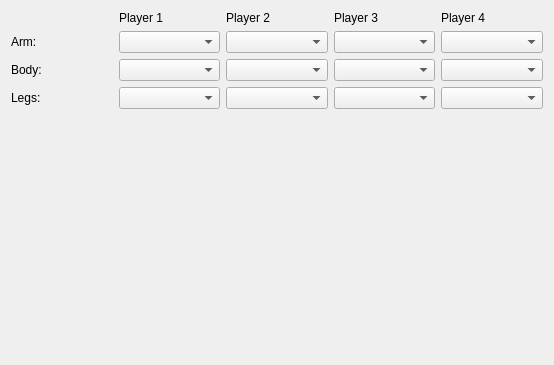
Old version of the form editor/mainwindow_tab/armor_edit.ui in the repository protoman/rockbot.
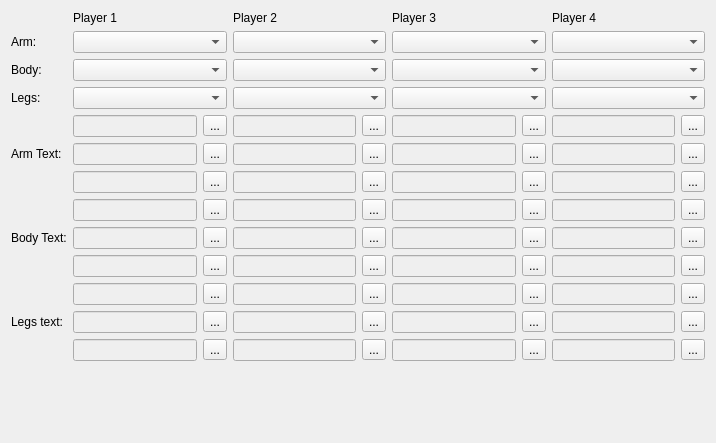
New version of the form.

Commit message: - start adding strings for when getting armor pieces

```diff
--- a/editor/mainwindow_tab/armor_edit.ui
+++ b/editor/mainwindow_tab/armor_edit.ui
@@ -6,26 +6,244 @@
    <rect>
     <x>0</x>
     <y>0</y>
-    <width>554</width>
-    <height>365</height>
+    <width>716</width>
+    <height>443</height>
    </rect>
   </property>
   <property name="windowTitle">
    <string>Form</string>
   </property>
   <layout class="QGridLayout" name="gridLayout_2">
+   <item row="5" column="2">
+    <layout class="QGridLayout" name="gridLayout">
+     <item row="0" column="1">
+      <widget class="QToolButton" name="arm_player1_toolButton1">
+       <property name="text">
+        <string>...</string>
+       </property>
+      </widget>
+     </item>
+     <item row="0" column="0">
+      <widget class="QLineEdit" name="arm_player1_text1">
+       <property name="enabled">
+        <bool>false</bool>
+       </property>
+      </widget>
+     </item>
+     <item row="1" column="0">
+      <widget class="QLineEdit" name="arm_player1_text2">
+       <property name="enabled">
+        <bool>false</bool>
+       </property>
+      </widget>
+     </item>
+     <item row="2" column="0">
+      <widget class="QLineEdit" name="arm_player1_text3">
+       <property name="enabled">
+        <bool>false</bool>
+       </property>
+      </widget>
+     </item>
+     <item row="1" column="1">
+      <widget class="QToolButton" name="arm_player1_toolButton2">
+       <property name="text">
+        <string>...</string>
+       </property>
+      </widget>
+     </item>
+     <item row="2" column="1">
+      <widget class="QToolButton" name="arm_player1_toolButton3">
+       <property name="text">
+        <string>...</string>
+       </property>
+      </widget>
+     </item>
+    </layout>
+   </item>
+   <item row="1" column="1">
+    <widget class="QLabel" name="label_4">
+     <property name="text">
+      <string/>
+     </property>
+    </widget>
+   </item>
+   <item row="5" column="3">
+    <layout class="QGridLayout" name="gridLayout_3">
+     <item row="0" column="1">
+      <widget class="QToolButton" name="arm_player2_toolButton1">
+       <property name="text">
+        <string>...</string>
+       </property>
+      </widget>
+     </item>
+     <item row="1" column="0">
+      <widget class="QLineEdit" name="arm_player2_text2">
+       <property name="enabled">
+        <bool>false</bool>
+       </property>
+      </widget>
+     </item>
+     <item row="0" column="0">
+      <widget class="QLineEdit" name="arm_player2_text1">
+       <property name="enabled">
+        <bool>false</bool>
+       </property>
+      </widget>
+     </item>
+     <item row="2" column="0">
+      <widget class="QLineEdit" name="arm_player2_text3">
+       <property name="enabled">
+        <bool>false</bool>
+       </property>
+      </widget>
+     </item>
+     <item row="1" column="1">
+      <widget class="QToolButton" name="arm_player2_toolButton2">
+       <property name="text">
+        <string>...</string>
+       </property>
+      </widget>
+     </item>
+     <item row="2" column="1">
+      <widget class="QToolButton" name="arm_player2_toolButton3">
+       <property name="text">
+        <string>...</string>
+       </property>
+      </widget>
+     </item>
+    </layout>
+   </item>
+   <item row="4" column="1">
+    <widget class="QLabel" name="label_3">
+     <property name="text">
+      <string>Legs:</string>
+     </property>
+    </widget>
+   </item>
+   <item row="5" column="1">
+    <widget class="QLabel" name="label_9">
+     <property name="text">
+      <string>Arm Text:</string>
+     </property>
+    </widget>
+   </item>
+   <item row="7" column="5">
+    <layout class="QGridLayout" name="gridLayout_9">
+     <item row="0" column="1">
+      <widget class="QToolButton" name="body_player4_toolButton1">
+       <property name="text">
+        <string>...</string>
+       </property>
+      </widget>
+     </item>
+     <item row="0" column="0">
+      <widget class="QLineEdit" name="body_player4_text1">
+       <property name="enabled">
+        <bool>false</bool>
+       </property>
+      </widget>
+     </item>
+     <item row="1" column="0">
+      <widget class="QLineEdit" name="body_player4_text2">
+       <property name="enabled">
+        <bool>false</bool>
+       </property>
+      </widget>
+     </item>
+     <item row="2" column="0">
+      <widget class="QLineEdit" name="body_player4_text3">
+       <property name="enabled">
+        <bool>false</bool>
+       </property>
+      </widget>
+     </item>
+     <item row="1" column="1">
+      <widget class="QToolButton" name="body_player4_toolButton2">
+       <property name="text">
+        <string>...</string>
+       </property>
+      </widget>
+     </item>
+     <item row="2" column="1">
+      <widget class="QToolButton" name="body_player4_toolButton3">
+       <property name="text">
+        <string>...</string>
+       </property>
+      </widget>
+     </item>
+    </layout>
+   </item>
    <item row="2" column="3">
     <widget class="QComboBox" name="p2_arm_comboBox"/>
    </item>
+   <item row="4" column="2">
+    <widget class="QComboBox" name="p1_legs_comboBox"/>
+   </item>
+   <item row="8" column="2">
+    <layout class="QGridLayout" name="gridLayout_10">
+     <item row="0" column="1">
+      <widget class="QToolButton" name="legs_player1_toolButton1">
+       <property name="text">
+        <string>...</string>
+       </property>
+      </widget>
+     </item>
+     <item row="1" column="0">
+      <widget class="QLineEdit" name="legs_player1_text2">
+       <property name="enabled">
+        <bool>false</bool>
+       </property>
+      </widget>
+     </item>
+     <item row="0" column="0">
+      <widget class="QLineEdit" name="legs_player1_text1">
+       <property name="enabled">
+        <bool>false</bool>
+       </property>
+      </widget>
+     </item>
+     <item row="2" column="0">
+      <widget class="QLineEdit" name="legs_player1_text3">
+       <property name="enabled">
+        <bool>false</bool>
+       </property>
+      </widget>
+     </item>
+     <item row="1" column="1">
+      <widget class="QToolButton" name="legs_player1_toolButton2">
+       <property name="text">
+        <string>...</string>
+       </property>
+      </widget>
+     </item>
+     <item row="2" column="1">
+      <widget class="QToolButton" name="legs_player1_toolButton3">
+       <property name="text">
+        <string>...</string>
+       </property>
+      </widget>
+     </item>
+    </layout>
+   </item>
+   <item row="1" column="5">
+    <widget class="QLabel" name="label_7">
+     <property name="text">
+      <string>Player 4</string>
+     </property>
+    </widget>
+   </item>
+   <item row="3" column="2">
+    <widget class="QComboBox" name="p1_body_comboBox"/>
+   </item>
+   <item row="3" column="3">
+    <widget class="QComboBox" name="p2_body_comboBox"/>
+   </item>
+   <item row="4" column="3">
+    <widget class="QComboBox" name="p2_legs_comboBox"/>
+   </item>
    <item row="4" column="5">
     <widget class="QComboBox" name="p4_legs_comboBox"/>
    </item>
-   <item row="3" column="5">
-    <widget class="QComboBox" name="p4_body_comboBox"/>
-   </item>
-   <item row="4" column="4">
-    <widget class="QComboBox" name="p3_legs_comboBox"/>
-   </item>
    <item row="2" column="1">
     <widget class="QLabel" name="label">
      <property name="text">
@@ -33,80 +251,56 @@
      </property>
     </widget>
    </item>
-   <item row="4" column="3">
-    <widget class="QComboBox" name="p2_legs_comboBox"/>
-   </item>
-   <item row="3" column="3">
-    <widget class="QComboBox" name="p2_body_comboBox"/>
-   </item>
-   <item row="3" column="2">
-    <widget class="QComboBox" name="p1_body_comboBox"/>
-   </item>
-   <item row="2" column="2">
-    <widget class="QComboBox" name="p1_arm_comboBox"/>
-   </item>
-   <item row="1" column="4">
-    <widget class="QLabel" name="label_6">
-     <property name="text">
-      <string>Player 3</string>
-     </property>
-    </widget>
-   </item>
-   <item row="3" column="4">
-    <widget class="QComboBox" name="p3_body_comboBox"/>
-   </item>
-   <item row="4" column="1">
-    <widget class="QLabel" name="label_3">
-     <property name="text">
-      <string>Legs:</string>
-     </property>
-    </widget>
-   </item>
-   <item row="1" column="3">
-    <widget class="QLabel" name="label_5">
-     <property name="text">
-      <string>Player 2</string>
-     </property>
-    </widget>
-   </item>
-   <item row="1" column="5">
-    <widget class="QLabel" name="label_7">
-     <property name="text">
-      <string>Player 4</string>
-     </property>
-    </widget>
-   </item>
-   <item row="3" column="1">
-    <widget class="QLabel" name="label_2">
-     <property name="text">
-      <string>Body:</string>
-     </property>
-    </widget>
-   </item>
-   <item row="2" column="4">
-    <widget class="QComboBox" name="p3_arm_comboBox"/>
-   </item>
-   <item row="1" column="1">
-    <widget class="QLabel" name="label_4">
-     <property name="text">
-      <string/>
-     </property>
-    </widget>
-   </item>
-   <item row="4" column="2">
-    <widget class="QComboBox" name="p1_legs_comboBox"/>
+   <item row="5" column="5">
+    <layout class="QGridLayout" name="gridLayout_5">
+     <item row="0" column="0">
+      <widget class="QLineEdit" name="arm_player4_text1">
+       <property name="enabled">
+        <bool>false</bool>
+       </property>
+      </widget>
+     </item>
+     <item row="0" column="1">
+      <widget class="QToolButton" name="arm_player4_toolButton1">
+       <property name="text">
+        <string>...</string>
+       </property>
+      </widget>
+     </item>
+     <item row="1" column="0">
+      <widget class="QLineEdit" name="arm_player4_text2">
+       <property name="enabled">
+        <bool>false</bool>
+       </property>
+      </widget>
+     </item>
+     <item row="2" column="0">
+      <widget class="QLineEdit" name="arm_player4_text3">
+       <property name="enabled">
+        <bool>false</bool>
+       </property>
+      </widget>
+     </item>
+     <item row="1" column="1">
+      <widget class="QToolButton" name="arm_player4_toolButton2">
+       <property name="text">
+        <string>...</string>
+       </property>
+      </widget>
+     </item>
+     <item row="2" column="1">
+      <widget class="QToolButton" name="arm_player4_toolButton3">
+       <property name="text">
+        <string>...</string>
+       </property>
+      </widget>
+     </item>
+    </layout>
    </item>
    <item row="2" column="5">
     <widget class="QComboBox" name="p4_arm_comboBox"/>
    </item>
-   <item row="1" column="2">
-    <widget class="QLabel" name="label_8">
-     <property name="text">
-      <string>Player 1</string>
-     </property>
-    </widget>
-   </item>
-   <item row="5" column="3">
+   <item row="9" column="3">
     <spacer name="verticalSpacer">
      <property name="orientation">
       <enum>Qt::Vertical</enum>
@@ -119,6 +313,385 @@
      </property>
     </spacer>
    </item>
+   <item row="8" column="3">
+    <layout class="QGridLayout" name="gridLayout_11">
+     <item row="1" column="0">
+      <widget class="QLineEdit" name="legs_player2_text2">
+       <property name="enabled">
+        <bool>false</bool>
+       </property>
+      </widget>
+     </item>
+     <item row="0" column="0">
+      <widget class="QLineEdit" name="legs_player2_text1">
+       <property name="enabled">
+        <bool>false</bool>
+       </property>
+      </widget>
+     </item>
+     <item row="0" column="1">
+      <widget class="QToolButton" name="legs_player2_toolButton1">
+       <property name="text">
+        <string>...</string>
+       </property>
+      </widget>
+     </item>
+     <item row="2" column="0">
+      <widget class="QLineEdit" name="legs_player2_text3">
+       <property name="enabled">
+        <bool>false</bool>
+       </property>
+      </widget>
+     </item>
+     <item row="1" column="1">
+      <widget class="QToolButton" name="legs_player2_toolButton2">
+       <property name="text">
+        <string>...</string>
+       </property>
+      </widget>
+     </item>
+     <item row="2" column="1">
+      <widget class="QToolButton" name="legs_player2_toolButton3">
+       <property name="text">
+        <string>...</string>
+       </property>
+      </widget>
+     </item>
+    </layout>
+   </item>
+   <item row="8" column="1">
+    <widget class="QLabel" name="label_11">
+     <property name="text">
+      <string>Legs text:</string>
+     </property>
+    </widget>
+   </item>
+   <item row="3" column="5">
+    <widget class="QComboBox" name="p4_body_comboBox"/>
+   </item>
+   <item row="2" column="4">
+    <widget class="QComboBox" name="p3_arm_comboBox"/>
+   </item>
+   <item row="3" column="1">
+    <widget class="QLabel" name="label_2">
+     <property name="text">
+      <string>Body:</string>
+     </property>
+    </widget>
+   </item>
+   <item row="3" column="4">
+    <widget class="QComboBox" name="p3_body_comboBox"/>
+   </item>
+   <item row="5" column="4">
+    <layout class="QGridLayout" name="gridLayout_4">
+     <item row="1" column="1">
+      <widget class="QToolButton" name="arm_player3_toolButton2">
+       <property name="text">
+        <string>...</string>
+       </property>
+      </widget>
+     </item>
+     <item row="0" column="0">
+      <widget class="QLineEdit" name="arm_player3_text1">
+       <property name="enabled">
+        <bool>false</bool>
+       </property>
+      </widget>
+     </item>
+     <item row="1" column="0">
+      <widget class="QLineEdit" name="arm_player3_text2">
+       <property name="enabled">
+        <bool>false</bool>
+       </property>
+      </widget>
+     </item>
+     <item row="2" column="0">
+      <widget class="QLineEdit" name="arm_player3_text3">
+       <property name="enabled">
+        <bool>false</bool>
+       </property>
+      </widget>
+     </item>
+     <item row="0" column="1">
+      <widget class="QToolButton" name="arm_player3_toolButton1">
+       <property name="text">
+        <string>...</string>
+       </property>
+      </widget>
+     </item>
+     <item row="2" column="1">
+      <widget class="QToolButton" name="arm_player3_toolButton3">
+       <property name="text">
+        <string>...</string>
+       </property>
+      </widget>
+     </item>
+    </layout>
+   </item>
+   <item row="1" column="3">
+    <widget class="QLabel" name="label_5">
+     <property name="text">
+      <string>Player 2</string>
+     </property>
+    </widget>
+   </item>
+   <item row="1" column="2">
+    <widget class="QLabel" name="label_8">
+     <property name="text">
+      <string>Player 1</string>
+     </property>
+    </widget>
+   </item>
+   <item row="7" column="3">
+    <layout class="QGridLayout" name="gridLayout_7">
+     <item row="0" column="1">
+      <widget class="QToolButton" name="body_player2_toolButton1">
+       <property name="text">
+        <string>...</string>
+       </property>
+      </widget>
+     </item>
+     <item row="0" column="0">
+      <widget class="QLineEdit" name="body_player2_text1">
+       <property name="enabled">
+        <bool>false</bool>
+       </property>
+      </widget>
+     </item>
+     <item row="1" column="0">
+      <widget class="QLineEdit" name="body_player2_text2">
+       <property name="enabled">
+        <bool>false</bool>
+       </property>
+      </widget>
+     </item>
+     <item row="2" column="0">
+      <widget class="QLineEdit" name="body_player2_text3">
+       <property name="enabled">
+        <bool>false</bool>
+       </property>
+      </widget>
+     </item>
+     <item row="1" column="1">
+      <widget class="QToolButton" name="body_player2_toolButton2">
+       <property name="text">
+        <string>...</string>
+       </property>
+      </widget>
+     </item>
+     <item row="2" column="1">
+      <widget class="QToolButton" name="body_player2_toolButton3">
+       <property name="text">
+        <string>...</string>
+       </property>
+      </widget>
+     </item>
+    </layout>
+   </item>
+   <item row="8" column="4">
+    <layout class="QGridLayout" name="gridLayout_12">
+     <item row="0" column="0">
+      <widget class="QLineEdit" name="legs_player3_text1">
+       <property name="enabled">
+        <bool>false</bool>
+       </property>
+      </widget>
+     </item>
+     <item row="1" column="0">
+      <widget class="QLineEdit" name="legs_player3_text2">
+       <property name="enabled">
+        <bool>false</bool>
+       </property>
+      </widget>
+     </item>
+     <item row="0" column="1">
+      <widget class="QToolButton" name="legs_player3_toolButton1">
+       <property name="text">
+        <string>...</string>
+       </property>
+      </widget>
+     </item>
+     <item row="2" column="0">
+      <widget class="QLineEdit" name="legs_player3_text3">
+       <property name="enabled">
+        <bool>false</bool>
+       </property>
+      </widget>
+     </item>
+     <item row="1" column="1">
+      <widget class="QToolButton" name="legs_player3_toolButton2">
+       <property name="text">
+        <string>...</string>
+       </property>
+      </widget>
+     </item>
+     <item row="2" column="1">
+      <widget class="QToolButton" name="legs_player3_toolButton3">
+       <property name="text">
+        <string>...</string>
+       </property>
+      </widget>
+     </item>
+    </layout>
+   </item>
+   <item row="2" column="2">
+    <widget class="QComboBox" name="p1_arm_comboBox"/>
+   </item>
+   <item row="7" column="4">
+    <layout class="QGridLayout" name="gridLayout_8">
+     <item row="0" column="0">
+      <widget class="QLineEdit" name="body_player3_text1">
+       <property name="enabled">
+        <bool>false</bool>
+       </property>
+      </widget>
+     </item>
+     <item row="1" column="0">
+      <widget class="QLineEdit" name="body_player3_text2">
+       <property name="enabled">
+        <bool>false</bool>
+       </property>
+      </widget>
+     </item>
+     <item row="0" column="1">
+      <widget class="QToolButton" name="body_player3_toolButton1">
+       <property name="text">
+        <string>...</string>
+       </property>
+      </widget>
+     </item>
+     <item row="2" column="0">
+      <widget class="QLineEdit" name="body_player3_text3">
+       <property name="enabled">
+        <bool>false</bool>
+       </property>
+      </widget>
+     </item>
+     <item row="1" column="1">
+      <widget class="QToolButton" name="body_player3_toolButton2">
+       <property name="text">
+        <string>...</string>
+       </property>
+      </widget>
+     </item>
+     <item row="2" column="1">
+      <widget class="QToolButton" name="body_player3_toolButton3">
+       <property name="text">
+        <string>...</string>
+       </property>
+      </widget>
+     </item>
+    </layout>
+   </item>
+   <item row="7" column="1">
+    <widget class="QLabel" name="label_10">
+     <property name="text">
+      <string>Body Text:</string>
+     </property>
+    </widget>
+   </item>
+   <item row="1" column="4">
+    <widget class="QLabel" name="label_6">
+     <property name="text">
+      <string>Player 3</string>
+     </property>
+    </widget>
+   </item>
+   <item row="7" column="2">
+    <layout class="QGridLayout" name="gridLayout_6">
+     <item row="0" column="1">
+      <widget class="QToolButton" name="body_player1_toolButton1">
+       <property name="text">
+        <string>...</string>
+       </property>
+      </widget>
+     </item>
+     <item row="0" column="0">
+      <widget class="QLineEdit" name="body_player1_text1">
+       <property name="enabled">
+        <bool>false</bool>
+       </property>
+      </widget>
+     </item>
+     <item row="1" column="0">
+      <widget class="QLineEdit" name="body_player1_text2">
+       <property name="enabled">
+        <bool>false</bool>
+       </property>
+      </widget>
+     </item>
+     <item row="2" column="0">
+      <widget class="QLineEdit" name="body_player1_text3">
+       <property name="enabled">
+        <bool>false</bool>
+       </property>
+      </widget>
+     </item>
+     <item row="1" column="1">
+      <widget class="QToolButton" name="body_player1_toolButton2">
+       <property name="text">
+        <string>...</string>
+       </property>
+      </widget>
+     </item>
+     <item row="2" column="1">
+      <widget class="QToolButton" name="body_player1_toolButton3">
+       <property name="text">
+        <string>...</string>
+       </property>
+      </widget>
+     </item>
+    </layout>
+   </item>
+   <item row="8" column="5">
+    <layout class="QGridLayout" name="gridLayout_13">
+     <item row="0" column="0">
+      <widget class="QLineEdit" name="legs_player4_text1">
+       <property name="enabled">
+        <bool>false</bool>
+       </property>
+      </widget>
+     </item>
+     <item row="0" column="1">
+      <widget class="QToolButton" name="legs_player4_toolButton1">
+       <property name="text">
+        <string>...</string>
+       </property>
+      </widget>
+     </item>
+     <item row="1" column="0">
+      <widget class="QLineEdit" name="legs_player4_text2">
+       <property name="enabled">
+        <bool>false</bool>
+       </property>
+      </widget>
+     </item>
+     <item row="2" column="0">
+      <widget class="QLineEdit" name="legs_player4_text3">
+       <property name="enabled">
+        <bool>false</bool>
+       </property>
+      </widget>
+     </item>
+     <item row="1" column="1">
+      <widget class="QToolButton" name="legs_player4_toolButton2">
+       <property name="text">
+        <string>...</string>
+       </property>
+      </widget>
+     </item>
+     <item row="2" column="1">
+      <widget class="QToolButton" name="legs_player4_toolButton3">
+       <property name="text">
+        <string>...</string>
+       </property>
+      </widget>
+     </item>
+    </layout>
+   </item>
+   <item row="4" column="4">
+    <widget class="QComboBox" name="p3_legs_comboBox"/>
+   </item>
   </layout>
  </widget>
  <resources/>
```
The commit also changes 3 other files.
